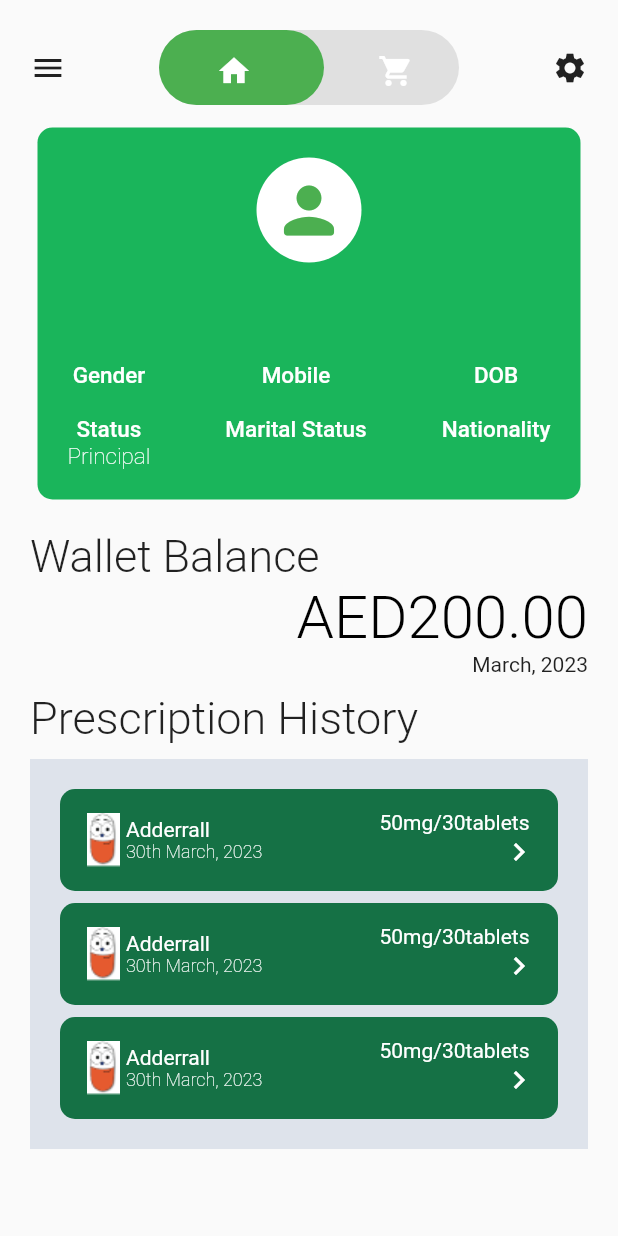
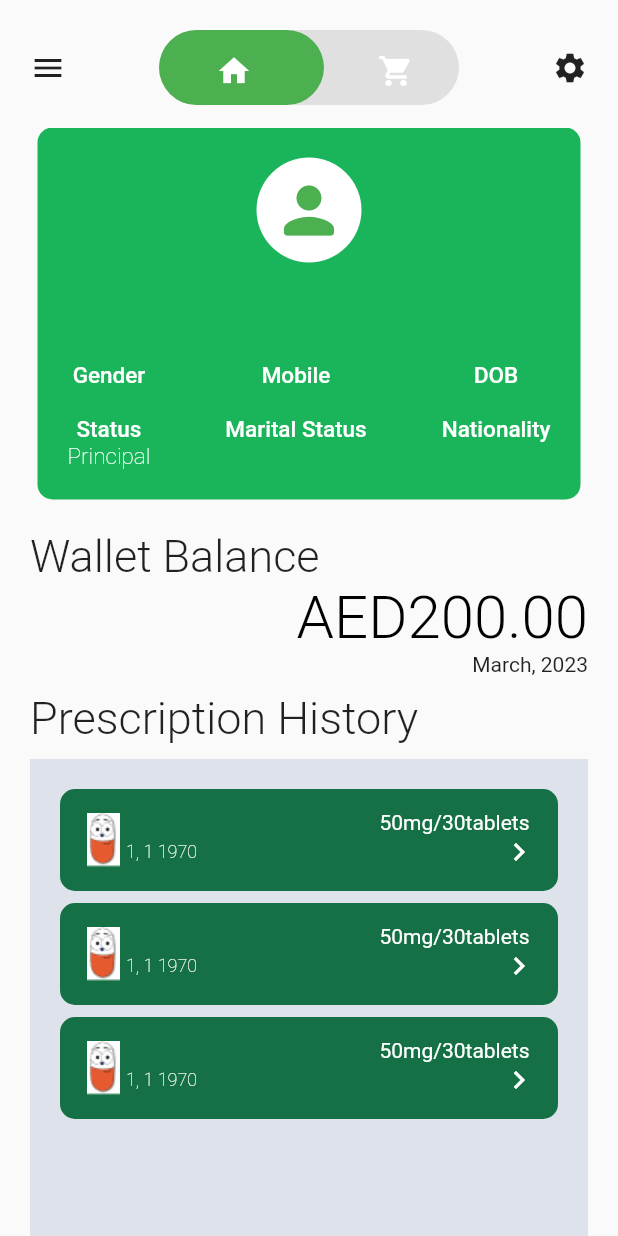
Before and after one commit to SydneyTechnologies/MedigoApp, a Flutter app: the HomeScreen widget shown alone on an empty page, opened directly, on a phone screen of 412 x 824 dp. Run offline on Flutter 3.47's test engine with Material 2 defaults, Android fonts, the phone set to English and light mode, and no system bars; our stand-ins replace flutter_blue, qr_flutter; accounts and stored records are empty; network calls fail.

Commit message:
feat: integrated the prescription endpoints :construction

```diff
--- a/medigo_app/lib/screens/HomeScreen.dart
+++ b/medigo_app/lib/screens/HomeScreen.dart
@@ -1,5 +1,6 @@
 import 'package:flutter/material.dart';
 import 'package:medigo_app/components/customWidgets.dart';
+import 'package:medigo_app/models/prescription.dart';
 import 'package:medigo_app/services/AuthenticationProvider.dart';
 import 'package:provider/provider.dart';
 
@@ -56,19 +57,37 @@
                   const SizedBox(
                     height: 10.0,
                   ),
-                  Container(
-                    color: Color.fromARGB((0.43 * 255).toInt(), 184, 197, 214),
-                    child: PaddedContainer(
-                      pt: 20,
-                      pl: 20,
-                      pr: 20,
-                      pb: 12,
-                      child: Column(
-                        children: const [
-                          CollectionHistory(),
-                          CollectionHistory(),
-                          CollectionHistory(),
-                        ],
+                  Consumer<AuthProvider>(
+                    builder: (context, value, child) => Container(
+                      color:
+                          Color.fromARGB((0.43 * 255).toInt(), 184, 197, 214),
+                      child: PaddedContainer(
+                        pt: 20,
+                        pl: 20,
+                        pr: 20,
+                        pb: 12,
+                        child: SizedBox(
+                          height: MediaQuery.of(context).size.height,
+                          child: ListView.builder(
+                            itemCount: 3,
+                            itemBuilder: (context, index) {
+                              List<PrescriptionList>? currentItem =
+                                  value.userPrescription?.prescriptionList;
+                              return CollectionHistory(
+                                prescriptionDetails: currentItem != null
+                                    ? currentItem[index]
+                                    : PrescriptionList.fromJson({
+                                        "medication_name": "",
+                                        "instructions": "",
+                                        "issuer": "",
+                                      }),
+                                prescriptionDate:
+                                    value.userPrescription?.prescriptionDate ??
+                                        DateTime.parse("19700101"),
+                              );
+                            },
+                          ),
+                        ),
                       ),
                     ),
                   ),
@@ -83,7 +102,13 @@
 }
 
 class CollectionHistory extends StatelessWidget {
-  const CollectionHistory({super.key});
+  CollectionHistory(
+      {super.key,
+      required this.prescriptionDetails,
+      required this.prescriptionDate});
+
+  PrescriptionList? prescriptionDetails;
+  DateTime? prescriptionDate;
 
   @override
   Widget build(BuildContext context) {
@@ -117,15 +142,15 @@
                       child: Column(
                         crossAxisAlignment: CrossAxisAlignment.stretch,
                         mainAxisSize: MainAxisSize.min,
-                        children: const [
+                        children: [
                           Text(
-                            "Adderrall",
-                            style: TextStyle(color: Colors.white),
+                            prescriptionDetails!.medicationName,
+                            style: const TextStyle(color: Colors.white),
                             textAlign: TextAlign.start,
                           ),
                           Text(
-                            "30th March, 2023",
-                            style: TextStyle(
+                            "${prescriptionDate!.day}, ${prescriptionDate!.month} ${prescriptionDate!.year}",
+                            style: const TextStyle(
                                 color: Colors.white,
                                 fontSize: 12.0,
                                 fontWeight: FontWeight.w200),
```
Also changed, not shown: medigo_app/lib/screens/auth/LoginScreen.dart (+9 -0 lines), medigo_app/lib/screens/auth/RegisterScreen.dart (+11 -2 lines), medigo_app/lib/services/ApiService.dart (+21 -0 lines), medigo_app/lib/services/AuthenticationProvider.dart (+10 -0 lines).
